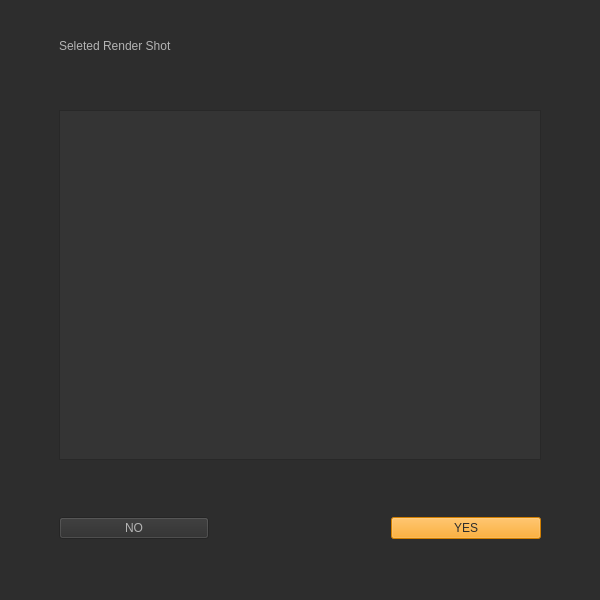
First picture: the form in python/BlackPepper/ui/mvc_YN_3.ui, repository NetflixVFX-Ac/BlackPepper, before the edit.
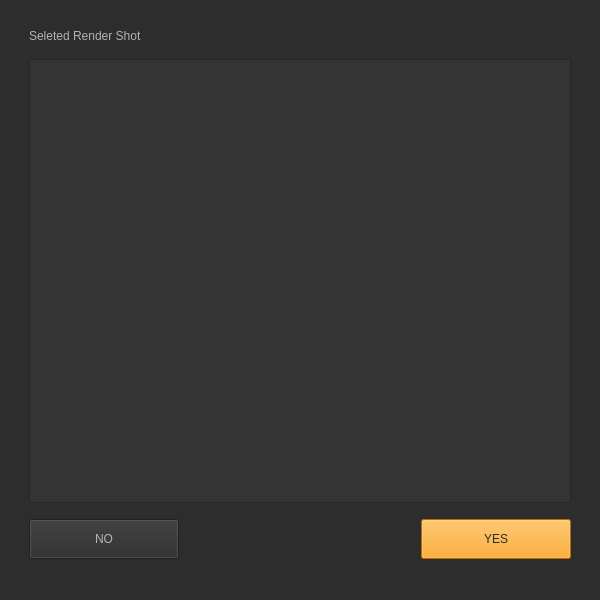
Second picture: the form after the edit.

Patch:
```diff
--- a/python/BlackPepper/ui/mvc_YN_3.ui
+++ b/python/BlackPepper/ui/mvc_YN_3.ui
@@ -3,7 +3,7 @@
  <class>MainWindow</class>
  <widget class="QMainWindow" name="MainWindow">
   <property name="enabled">
-   <bool>false</bool>
+   <bool>true</bool>
   </property>
   <property name="geometry">
    <rect>
@@ -31,7 +31,7 @@
   </property>
   <widget class="QWidget" name="centralwidget">
    <property name="enabled">
-    <bool>false</bool>
+    <bool>true</bool>
    </property>
    <property name="styleSheet">
     <string notr="true"/>
@@ -43,19 +43,25 @@
        <number>6</number>
       </property>
       <property name="leftMargin">
-       <number>50</number>
+       <number>20</number>
       </property>
       <property name="topMargin">
-       <number>30</number>
+       <number>20</number>
       </property>
       <property name="rightMargin">
-       <number>50</number>
+       <number>20</number>
       </property>
       <property name="bottomMargin">
-       <number>30</number>
+       <number>10</number>
       </property>
       <item>
        <widget class="QLabel" name="Title">
+        <property name="enabled">
+         <bool>true</bool>
+        </property>
+        <property name="acceptDrops">
+         <bool>false</bool>
+        </property>
         <property name="text">
          <string>Seleted Render Shot</string>
         </property>
@@ -66,10 +72,13 @@
         <property name="orientation">
          <enum>Qt::Vertical</enum>
         </property>
+        <property name="sizeType">
+         <enum>QSizePolicy::Minimum</enum>
+        </property>
         <property name="sizeHint" stdset="0">
          <size>
           <width>20</width>
-          <height>40</height>
+          <height>10</height>
          </size>
         </property>
        </spacer>
@@ -77,7 +86,7 @@
       <item>
        <widget class="QListView" name="Selected_render_widget">
         <property name="enabled">
-         <bool>false</bool>
+         <bool>true</bool>
         </property>
         <property name="minimumSize">
          <size>
@@ -95,10 +104,13 @@
         <property name="orientation">
          <enum>Qt::Vertical</enum>
         </property>
+        <property name="sizeType">
+         <enum>QSizePolicy::Minimum</enum>
+        </property>
         <property name="sizeHint" stdset="0">
          <size>
           <width>20</width>
-          <height>40</height>
+          <height>10</height>
          </size>
         </property>
        </spacer>
@@ -106,16 +118,25 @@
       <item>
        <layout class="QHBoxLayout" name="horizontalLayout_2">
         <item>
-         <widget class="QPushButton" name="NO_btn">
+         <widget class="QPushButton" name="nono_btn">
+          <property name="enabled">
+           <bool>true</bool>
+          </property>
           <property name="minimumSize">
            <size>
             <width>150</width>
-            <height>0</height>
+            <height>40</height>
            </size>
           </property>
           <property name="text">
            <string>NO</string>
           </property>
+          <property name="iconSize">
+           <size>
+            <width>16</width>
+            <height>40</height>
+           </size>
+          </property>
          </widget>
         </item>
         <item>
@@ -132,11 +153,14 @@
          </spacer>
         </item>
         <item>
-         <widget class="QPushButton" name="YES_btn">
+         <widget class="QPushButton" name="yesyes_btn">
+          <property name="enabled">
+           <bool>true</bool>
+          </property>
           <property name="minimumSize">
            <size>
             <width>150</width>
-            <height>0</height>
+            <height>40</height>
            </size>
           </property>
           <property name="styleSheet">
@@ -146,6 +170,15 @@
           <property name="text">
            <string>YES</string>
           </property>
+          <property name="iconSize">
+           <size>
+            <width>16</width>
+            <height>16</height>
+           </size>
+          </property>
+          <property name="default">
+           <bool>false</bool>
+          </property>
          </widget>
         </item>
        </layout>
```
Left out of the diff: 7 changed lines with no effect on the pictures.
